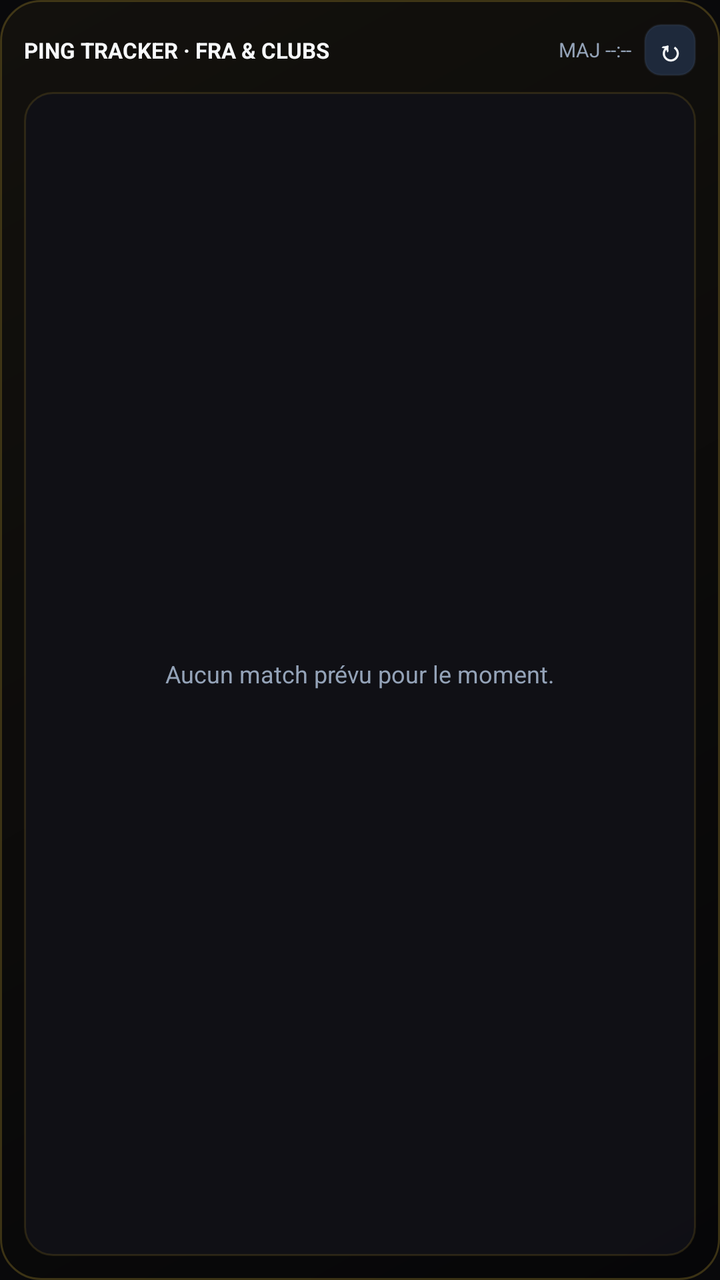
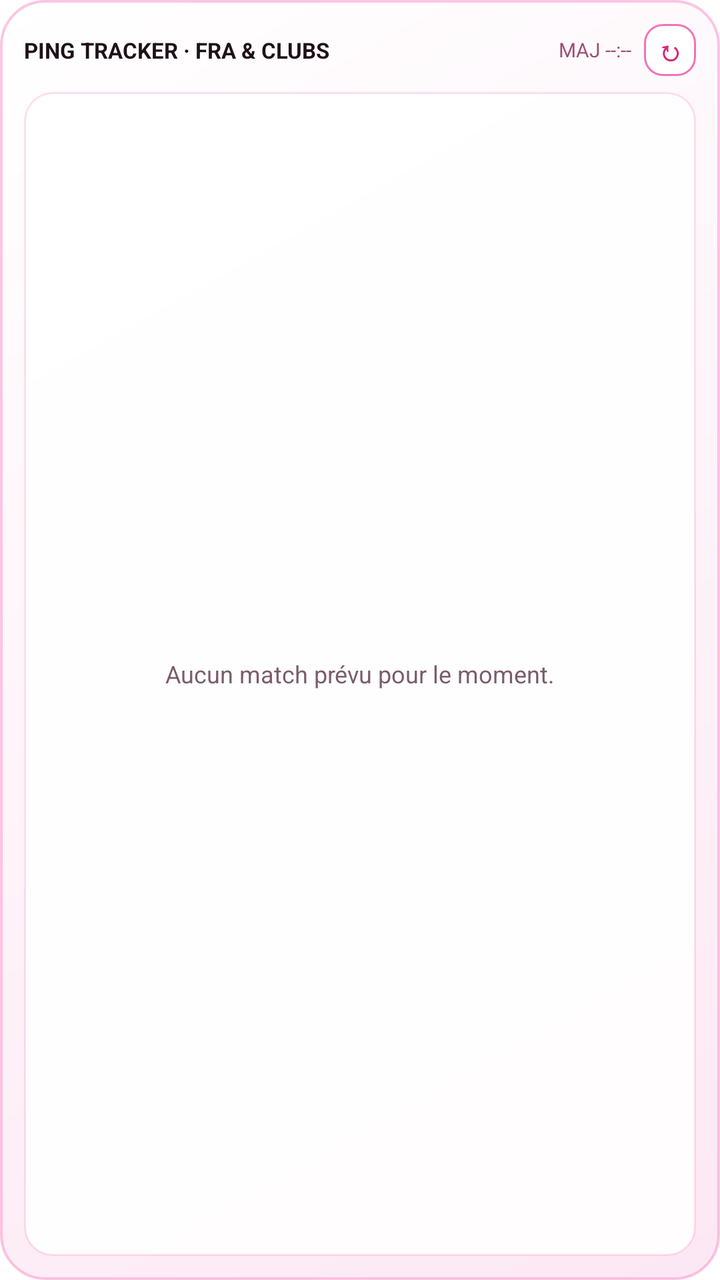

Two renders of the same Android screen: before a commit and after it. Below are the layout's source before the change and the commit's diff.
<!-- AndroidManifest.xml: application theme Theme.PingTracker -->
<!-- res/layout/widget_pingpong.xml -->
<?xml version="1.0" encoding="utf-8"?>
<LinearLayout xmlns:android="http://schemas.android.com/apk/res/android"
    android:id="@+id/widget_root"
    android:layout_width="match_parent"
    android:layout_height="match_parent"
    android:background="@drawable/bg_widget_container"
    android:orientation="vertical"
    android:padding="12dp">

    
    <LinearLayout
        android:id="@+id/widget_header"
        android:layout_width="match_parent"
        android:layout_height="wrap_content"
        android:gravity="center_vertical"
        android:orientation="horizontal"
        android:paddingBottom="8dp">

        <TextView
            android:id="@+id/widget_title"
            android:layout_width="0dp"
            android:layout_height="wrap_content"
            android:layout_weight="1"
            android:ellipsize="end"
            android:maxLines="1"
            android:text="@string/widget_title"
            android:textColor="#F8FAFC"
            android:textSize="11sp"
            android:textStyle="bold" />

        <TextView
            android:id="@+id/widget_sync_time"
            android:layout_width="wrap_content"
            android:layout_height="wrap_content"
            android:layout_marginStart="6dp"
            android:layout_marginEnd="6dp"
            android:maxLines="1"
            android:text="MAJ --:--"
            android:textColor="#94A3B8"
            android:textSize="10sp" />

        <TextView
            android:id="@+id/widget_refresh_btn"
            android:layout_width="26dp"
            android:layout_height="26dp"
            android:background="@drawable/bg_refresh_btn"
            android:gravity="center"
            android:text="↻"
            android:textColor="#F8FAFC"
            android:textSize="14sp"
            android:textStyle="bold" />
    </LinearLayout>

    
    <LinearLayout
        android:id="@+id/card_1"
        android:layout_width="match_parent"
        android:layout_height="wrap_content"
        android:layout_marginBottom="6dp"
        android:background="@drawable/bg_match_card"
        android:orientation="vertical"
        android:paddingHorizontal="10dp"
        android:paddingVertical="8dp"
        android:visibility="gone">

        <LinearLayout
            android:layout_width="match_parent"
            android:layout_height="wrap_content"
            android:gravity="center_vertical"
            android:orientation="horizontal">

            <TextView
                android:id="@+id/card_1_comp"
                android:layout_width="wrap_content"
                android:layout_height="wrap_content"
                android:background="@drawable/bg_badge_club"
                android:ellipsize="end"
                android:maxLines="1"
                android:paddingHorizontal="6dp"
                android:paddingVertical="2dp"
                android:textColor="#FFFFFF"
                android:textSize="9sp"
                android:textStyle="bold" />

            <TextView
                android:id="@+id/card_1_countdown"
                android:layout_width="0dp"
                android:layout_height="wrap_content"
                android:layout_marginStart="8dp"
                android:layout_weight="1"
                android:ellipsize="end"
                android:gravity="end"
                android:maxLines="1"
                android:textColor="#E2E8F0"
                android:textSize="10sp"
                android:textStyle="bold" />
        </LinearLayout>

        <TextView
            android:id="@+id/card_1_title"
            android:layout_width="match_parent"
            android:layout_height="wrap_content"
            android:layout_marginTop="4dp"
            android:ellipsize="end"
            android:maxLines="1"
            android:textColor="#F8FAFC"
            android:textSize="13sp"
            android:textStyle="bold" />

        <TextView
            android:id="@+id/card_1_meta"
            android:layout_width="match_parent"
            android:layout_height="wrap_content"
            android:layout_marginTop="2dp"
            android:ellipsize="end"
            android:maxLines="1"
            android:textColor="#94A3B8"
            android:textSize="10sp" />
    </LinearLayout>

    
    <LinearLayout
        android:id="@+id/card_2"
        android:layout_width="match_parent"
        android:layout_height="wrap_content"
        android:layout_marginBottom="6dp"
        android:background="@drawable/bg_match_card"
        android:orientation="vertical"
        android:paddingHorizontal="10dp"
        android:paddingVertical="8dp"
        android:visibility="gone">

        <LinearLayout
            android:layout_width="match_parent"
            android:layout_height="wrap_content"
            android:gravity="center_vertical"
            android:orientation="horizontal">

            <TextView
                android:id="@+id/card_2_comp"
                android:layout_width="wrap_content"
                android:layout_height="wrap_content"
                android:background="@drawable/bg_badge_club"
                android:ellipsize="end"
                android:maxLines="1"
                android:paddingHorizontal="6dp"
                android:paddingVertical="2dp"
                android:textColor="#FFFFFF"
                android:textSize="9sp"
                android:textStyle="bold" />

            <TextView
                android:id="@+id/card_2_countdown"
                android:layout_width="0dp"
                android:layout_height="wrap_content"
                android:layout_marginStart="8dp"
                android:layout_weight="1"
                android:ellipsize="end"
                android:gravity="end"
                android:maxLines="1"
                android:textColor="#E2E8F0"
                android:textSize="10sp"
                android:textStyle="bold" />
        </LinearLayout>

        <TextView
            android:id="@+id/card_2_title"
            android:layout_width="match_parent"
            android:layout_height="wrap_content"
            android:layout_marginTop="4dp"
            android:ellipsize="end"
            android:maxLines="1"
            android:textColor="#F8FAFC"
            android:textSize="13sp"
            android:textStyle="bold" />

        <TextView
            android:id="@+id/card_2_meta"
            android:layout_width="match_parent"
            android:layout_height="wrap_content"
            android:layout_marginTop="2dp"
            android:ellipsize="end"
            android:maxLines="1"
            android:textColor="#94A3B8"
            android:textSize="10sp" />
    </LinearLayout>

    
    <LinearLayout
        android:id="@+id/card_3"
        android:layout_width="match_parent"
        android:layout_height="wrap_content"
        android:background="@drawable/bg_match_card"
        android:orientation="vertical"
        android:paddingHorizontal="10dp"
        android:paddingVertical="8dp"
        android:visibility="gone">

        <LinearLayout
            android:layout_width="match_parent"
            android:layout_height="wrap_content"
            android:gravity="center_vertical"
            android:orientation="horizontal">

            <TextView
                android:id="@+id/card_3_comp"
                android:layout_width="wrap_content"
                android:layout_height="wrap_content"
                android:background="@drawable/bg_badge_club"
                android:ellipsize="end"
                android:maxLines="1"
                android:paddingHorizontal="6dp"
                android:paddingVertical="2dp"
                android:textColor="#FFFFFF"
                android:textSize="9sp"
                android:textStyle="bold" />

            <TextView
                android:id="@+id/card_3_countdown"
                android:layout_width="0dp"
                android:layout_height="wrap_content"
                android:layout_marginStart="8dp"
                android:layout_weight="1"
                android:ellipsize="end"
                android:gravity="end"
                android:maxLines="1"
                android:textColor="#E2E8F0"
                android:textSize="10sp"
                android:textStyle="bold" />
        </LinearLayout>

        <TextView
            android:id="@+id/card_3_title"
            android:layout_width="match_parent"
            android:layout_height="wrap_content"
            android:layout_marginTop="4dp"
            android:ellipsize="end"
            android:maxLines="1"
            android:textColor="#F8FAFC"
            android:textSize="13sp"
            android:textStyle="bold" />

        <TextView
            android:id="@+id/card_3_meta"
            android:layout_width="match_parent"
            android:layout_height="wrap_content"
            android:layout_marginTop="2dp"
            android:ellipsize="end"
            android:maxLines="1"
            android:textColor="#94A3B8"
            android:textSize="10sp" />
    </LinearLayout>

    
    <LinearLayout
        android:id="@+id/widget_empty_container"
        android:layout_width="match_parent"
        android:layout_height="0dp"
        android:layout_weight="1"
        android:background="@drawable/bg_match_card"
        android:gravity="center"
        android:orientation="vertical"
        android:padding="12dp"
        android:visibility="visible">

        <TextView
            android:id="@+id/widget_empty_text"
            android:layout_width="match_parent"
            android:layout_height="wrap_content"
            android:gravity="center"
            android:text="@string/widget_empty_no_matches"
            android:textColor="#94A3B8"
            android:textSize="12sp" />
    </LinearLayout>

</LinearLayout>
<!-- resources referenced by this layout -->
<resources>
  <!-- drawable bg_badge_club (drawable) -->
  <?xml version="1.0" encoding="utf-8"?>
  <shape xmlns:android="http://schemas.android.com/apk/res/android"
      android:shape="rectangle">
      <solid android:color="#3B82F6" />
      <corners android:radius="6dp" />
  </shape>
  <!-- drawable bg_match_card (drawable) -->
  <?xml version="1.0" encoding="utf-8"?>
  <shape xmlns:android="http://schemas.android.com/apk/res/android"
      android:shape="rectangle">
      <solid android:color="#EB111116" />
      <corners android:radius="14dp" />
      <stroke
          android:width="1dp"
          android:color="#26D4AF37" />
  </shape>
  <!-- drawable bg_refresh_btn (drawable) -->
  <?xml version="1.0" encoding="utf-8"?>
  <shape xmlns:android="http://schemas.android.com/apk/res/android"
      android:shape="rectangle">
      <solid android:color="#1E293B" />
      <corners android:radius="8dp" />
      <stroke
          android:width="1dp"
          android:color="#33475569" />
  </shape>
  <!-- drawable bg_widget_container (drawable) -->
  <?xml version="1.0" encoding="utf-8"?>
  <shape xmlns:android="http://schemas.android.com/apk/res/android"
      android:shape="rectangle">
      <gradient
          android:angle="315"
          android:startColor="#13110D"
          android:endColor="#060608"
          android:type="linear" />
      <corners android:radius="20dp" />
      <stroke
          android:width="1dp"
          android:color="#40D4AF37" />
  </shape>
  <string name="widget_empty_no_matches">Aucun match prévu pour le moment.</string>
  <string name="widget_title">PING TRACKER · FRA &amp; CLUBS</string>
  <style name="Theme.PingTracker" parent="android:Theme.Material.NoActionBar">
          <item name="android:windowBackground">@color/bg_dark_start</item>
          <item name="android:statusBarColor">@color/bg_dark_start</item>
          <item name="android:navigationBarColor">@color/bg_dark_end</item>
      </style>
  <color name="bg_dark_start">#09090B</color>
  <color name="bg_dark_end">#0F0F12</color>
</resources>

<!-- the commit's change to res/layout/widget_pingpong.xml (unified diff, before → after) -->
@@ -24,7 +24,7 @@
             android:ellipsize="end"
             android:maxLines="1"
             android:text="@string/widget_title"
-            android:textColor="#F8FAFC"
+            android:textColor="#1E1118"
             android:textSize="11sp"
             android:textStyle="bold" />
 
@@ -36,7 +36,7 @@
             android:layout_marginEnd="6dp"
             android:maxLines="1"
             android:text="MAJ --:--"
-            android:textColor="#94A3B8"
+            android:textColor="#9D4E75"
             android:textSize="10sp" />
 
         <TextView
@@ -46,7 +46,7 @@
             android:background="@drawable/bg_refresh_btn"
             android:gravity="center"
             android:text="↻"
-            android:textColor="#F8FAFC"
+            android:textColor="#DB2777"
             android:textSize="14sp"
             android:textStyle="bold" />
     </LinearLayout>
@@ -91,7 +91,7 @@
                 android:ellipsize="end"
                 android:gravity="end"
                 android:maxLines="1"
-                android:textColor="#E2E8F0"
+                android:textColor="#DB2777"
                 android:textSize="10sp"
                 android:textStyle="bold" />
         </LinearLayout>
@@ -103,7 +103,7 @@
             android:layout_marginTop="4dp"
             android:ellipsize="end"
             android:maxLines="1"
-            android:textColor="#F8FAFC"
+            android:textColor="#1E1118"
             android:textSize="13sp"
             android:textStyle="bold" />
 
@@ -114,7 +114,7 @@
             android:layout_marginTop="2dp"
             android:ellipsize="end"
             android:maxLines="1"
-            android:textColor="#94A3B8"
+            android:textColor="#7A5C6B"
             android:textSize="10sp" />
     </LinearLayout>
 
@@ -158,7 +158,7 @@
                 android:ellipsize="end"
                 android:gravity="end"
                 android:maxLines="1"
-                android:textColor="#E2E8F0"
+                android:textColor="#DB2777"
                 android:textSize="10sp"
                 android:textStyle="bold" />
         </LinearLayout>
@@ -170,7 +170,7 @@
             android:layout_marginTop="4dp"
             android:ellipsize="end"
             android:maxLines="1"
-            android:textColor="#F8FAFC"
+            android:textColor="#1E1118"
             android:textSize="13sp"
             android:textStyle="bold" />
 
@@ -181,7 +181,7 @@
             android:layout_marginTop="2dp"
             android:ellipsize="end"
             android:maxLines="1"
-            android:textColor="#94A3B8"
+            android:textColor="#7A5C6B"
             android:textSize="10sp" />
     </LinearLayout>
 
@@ -224,7 +224,7 @@
                 android:ellipsize="end"
                 android:gravity="end"
                 android:maxLines="1"
-                android:textColor="#E2E8F0"
+                android:textColor="#DB2777"
                 android:textSize="10sp"
                 android:textStyle="bold" />
         </LinearLayout>
@@ -236,7 +236,7 @@
             android:layout_marginTop="4dp"
             android:ellipsize="end"
             android:maxLines="1"
-            android:textColor="#F8FAFC"
+            android:textColor="#1E1118"
             android:textSize="13sp"
             android:textStyle="bold" />
 
@@ -247,7 +247,7 @@
             android:layout_marginTop="2dp"
             android:ellipsize="end"
             android:maxLines="1"
-            android:textColor="#94A3B8"
+            android:textColor="#7A5C6B"
             android:textSize="10sp" />
     </LinearLayout>
 
@@ -269,7 +269,7 @@
             android:layout_height="wrap_content"
             android:gravity="center"
             android:text="@string/widget_empty_no_matches"
-            android:textColor="#94A3B8"
+            android:textColor="#7A5C6B"
             android:textSize="12sp" />
     </LinearLayout>
 
<!-- resource entries referenced after the edit -->
@@ -11,21 +11,21 @@
   <?xml version="1.0" encoding="utf-8"?>
   <shape xmlns:android="http://schemas.android.com/apk/res/android"
       android:shape="rectangle">
-      <solid android:color="#EB111116" />
+      <solid android:color="#EBFFFFFF" />
       <corners android:radius="14dp" />
       <stroke
           android:width="1dp"
-          android:color="#26D4AF37" />
+          android:color="#38F472B6" />
   </shape>
   <!-- drawable bg_refresh_btn (drawable) -->
   <?xml version="1.0" encoding="utf-8"?>
   <shape xmlns:android="http://schemas.android.com/apk/res/android"
       android:shape="rectangle">
-      <solid android:color="#1E293B" />
-      <corners android:radius="8dp" />
+      <solid android:color="#FFFFFF" />
+      <corners android:radius="9dp" />
       <stroke
           android:width="1dp"
-          android:color="#33475569" />
+          android:color="#F472B6" />
   </shape>
   <!-- drawable bg_widget_container (drawable) -->
   <?xml version="1.0" encoding="utf-8"?>
@@ -33,22 +33,21 @@
       android:shape="rectangle">
       <gradient
           android:angle="315"
-          android:startColor="#13110D"
-          android:endColor="#060608"
+          android:startColor="#F7FFFFFF"
+          android:endColor="#F7FCE7F3"
           android:type="linear" />
-      <corners android:radius="20dp" />
+      <corners android:radius="22dp" />
       <stroke
-          android:width="1dp"
-          android:color="#40D4AF37" />
+          android:width="1.2dp"
+          android:color="#66F472B6" />
   </shape>
   <string name="widget_empty_no_matches">Aucun match prévu pour le moment.</string>
   <string name="widget_title">PING TRACKER · FRA &amp; CLUBS</string>
-  <style name="Theme.PingTracker" parent="android:Theme.Material.NoActionBar">
-          <item name="android:windowBackground">@color/bg_dark_start</item>
-          <item name="android:statusBarColor">@color/bg_dark_start</item>
-          <item name="android:navigationBarColor">@color/bg_dark_end</item>
+  <style name="Theme.PingTracker" parent="android:Theme.Material.Light.NoActionBar">
+          <item name="android:windowBackground">@color/bg_light_start</item>
+          <item name="android:statusBarColor">@android:color/transparent</item>
+          <item name="android:navigationBarColor">@android:color/transparent</item>
       </style>
-  <color name="bg_dark_start">#09090B</color>
-  <color name="bg_dark_end">#0F0F12</color>
+  <color name="bg_light_start">#FFFFFF</color>
 </resources>
 
